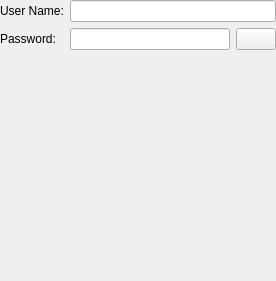
Above: source/console/computer_group_dialog_general.ui from dchapyshev/aspia before the change. Below: the same form after it.
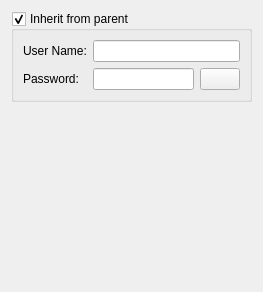
That is the form after the change. Icons and pictures are not drawn.

What changed in the file:
```diff
--- a/source/console/computer_group_dialog_general.ui
+++ b/source/console/computer_group_dialog_general.ui
@@ -6,27 +6,22 @@
    <rect>
     <x>0</x>
     <y>0</y>
-    <width>276</width>
-    <height>281</height>
+    <width>263</width>
+    <height>292</height>
    </rect>
   </property>
   <property name="windowTitle">
    <string/>
   </property>
   <layout class="QVBoxLayout" name="verticalLayout">
-   <property name="leftMargin">
-    <number>0</number>
-   </property>
-   <property name="topMargin">
-    <number>0</number>
-   </property>
-   <property name="rightMargin">
-    <number>0</number>
-   </property>
-   <property name="bottomMargin">
-    <number>0</number>
-   </property>
    <item>
+    <widget class="QGroupBox" name="groupbox_inherit_creds">
+     <property name="title">
+      <string>Inherit from parent</string>
+     </property>
+     <property name="checkable">
+      <bool>true</bool>
+     </property>
     <layout class="QFormLayout" name="formLayout">
      <item row="0" column="0">
       <widget class="QLabel" name="label_username">
@@ -84,6 +79,7 @@
       </layout>
      </item>
     </layout>
+    </widget>
    </item>
    <item>
     <spacer name="verticalSpacer">
```
Lines whose indentation alone changed are shown as unchanged.
